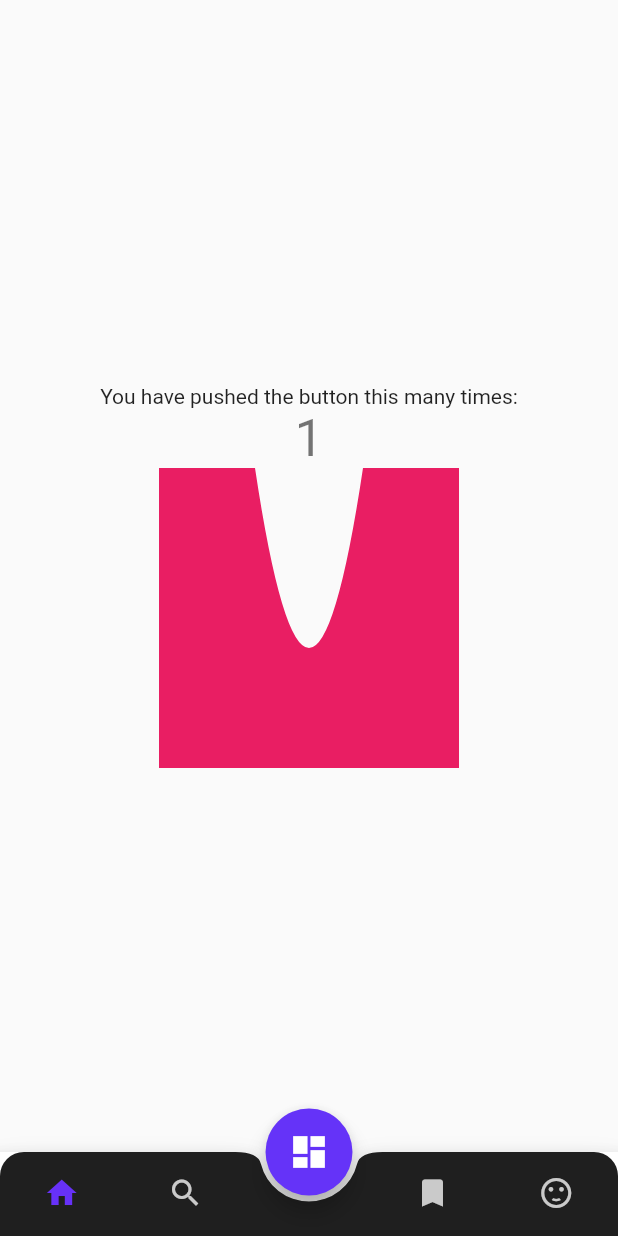
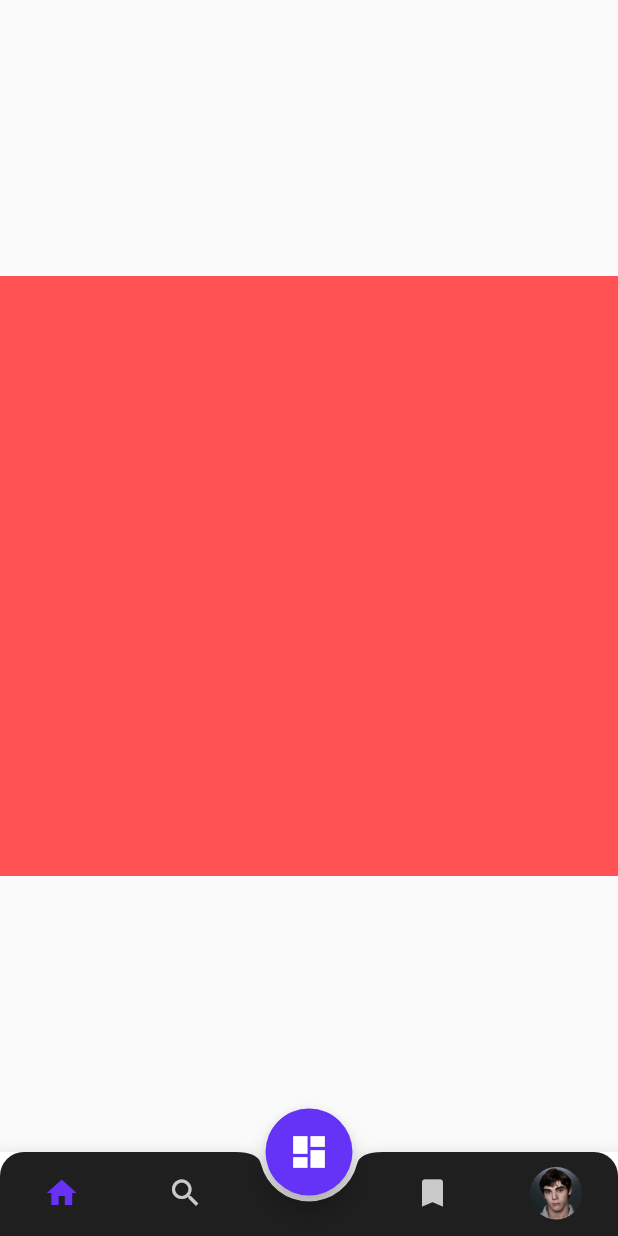
Before and after one commit to dev-aminmo/socialMediaDesign001, a Flutter app: the screen it shows after launch, after a tap on the "dashboard" icon, on a phone screen of 412 x 824 dp. Run offline on Flutter 3.47's test engine with Material 2 defaults, Android fonts, the phone set to English and light mode, and no system bars.

Commit message:
adding routes bottom appbar

```diff
--- a/lib/main.dart
+++ b/lib/main.dart
@@ -2,6 +2,19 @@ import 'package:flutter/material.dart';
 
 void main() {
   runApp(MyApp());
+}
+
+class Screens extends StatelessWidget {
+  Screens(this.color);
+  final Color color;
+  @override
+  Widget build(BuildContext context) {
+    return Container(
+      color: color,
+      height: 400,
+      width: double.infinity,
+    );
+  }
 }
 
 class MyApp extends StatelessWidget {
@@ -25,13 +38,14 @@ class MyHomePage extends StatefulWidget {
 }
 
 class _MyHomePageState extends State<MyHomePage> {
-  int _counter = 0;
-
-  void _incrementCounter() {
-    setState(() {
-      _counter++;
-    });
-  }
+  int _currentIndex = 0;
+  List<Widget> children = [
+    Screens(Colors.redAccent),
+    Screens(Colors.blue),
+    Container(),
+    Screens(Colors.tealAccent),
+    Screens(Colors.amber)
+  ];
 
   @override
   Widget build(BuildContext context) {
@@ -45,26 +59,7 @@ class _MyHomePageState extends State<MyHomePage> {
       body: Center(
         // Center is a layout widget. It takes a single child and positions it
         // in the middle of the parent.
-        child: Column(
-          mainAxisAlignment: MainAxisAlignment.center,
-          children: <Widget>[
-            Text(
-              'You have pushed the button this many times:',
-            ),
-            Text(
-              '$_counter',
-              style: Theme.of(context).textTheme.headline4,
-            ),
-            ClipPath(
-              clipper: Customclip(),
-              child: Container(
-                height: 200,
-                width: 200,
-                color: Colors.pink,
-              ),
-            )
-          ],
-        ),
+        child: children[_currentIndex],
       ),
       floatingActionButtonLocation: FloatingActionButtonLocation.centerDocked,
       floatingActionButton: SizedBox(
@@ -72,8 +67,7 @@ class _MyHomePageState extends State<MyHomePage> {
         height: 58,
         child: FloatingActionButton(
           backgroundColor: Color(0xff6533f8),
-          onPressed: _incrementCounter,
-          tooltip: 'Increment',
+          onPressed: () {},
           child: Icon(
             Icons.dashboard,
             size: 28,
@@ -91,6 +85,7 @@ class _MyHomePageState extends State<MyHomePage> {
             topLeft: Radius.circular(16),
           ),
           child: BottomNavigationBar(
+            currentIndex: _currentIndex,
             selectedFontSize: 0,
             unselectedFontSize: 0,
             unselectedItemColor: Color(0xffcacaca),
@@ -115,7 +110,15 @@ class _MyHomePageState extends State<MyHomePage> {
               BottomNavigationBarItem(
                   icon: Icon(Icons.bookmark), title: Text("")),
               BottomNavigationBarItem(
-                  icon: Icon(Icons.sentiment_satisfied), title: Text("")),
+                  icon: ClipRRect(
+                    borderRadius: BorderRadius.circular(25),
+                    child: Image.asset(
+                      'assets/profile.jpg',
+                      height: 35,
+                      width: 35,
+                    ),
+                  ),
+                  title: Text("")),
             ],
           ),
         ),
@@ -125,35 +128,8 @@ class _MyHomePageState extends State<MyHomePage> {
   }
 
   Widget _selectItem(int value) {
-    print(value);
-    if (value == 4) {
-      return Container(
-        height: 300,
-        width: 100,
-        color: Colors.yellow,
-      );
-    }
+    setState(() {
+      _currentIndex = value;
+    });
   }
 }
-
-class Customclip extends CustomClipper<Path> {
-  @override
-  getClip(Size size) {
-    var path = Path();
-    path.lineTo(0, 0);
-    path.lineTo(size.width / 2 - 36, 0);
-    path.quadraticBezierTo(
-        size.width / 2, size.height * 1.2, size.width / 2 + 36, 0);
-
-    path.lineTo(size.width, 0);
-    path.lineTo(size.width, size.height);
-    path.lineTo(0, size.height);
-    return path;
-  }
-
-  @override
-  bool shouldReclip(CustomClipper oldClipper) {
-    // TODO: implement shouldReclip
-    return true;
-  }
-}
--- a/pubspec.yaml
+++ b/pubspec.yaml
@@ -45,10 +45,8 @@ flutter:
   uses-material-design: true
 
   # To add assets to your application, add an assets section, like this:
-  # assets:
-  #   - images/a_dot_burr.jpeg
-  #   - images/a_dot_ham.jpeg
-
+  assets:
+    - assets/profile.jpg
   # An image asset can refer to one or more resolution-specific "variants", see
   # https://flutter.dev/assets-and-images/#resolution-aware.
 
```
Also changed, not shown: assets/profile.jpg (added).
